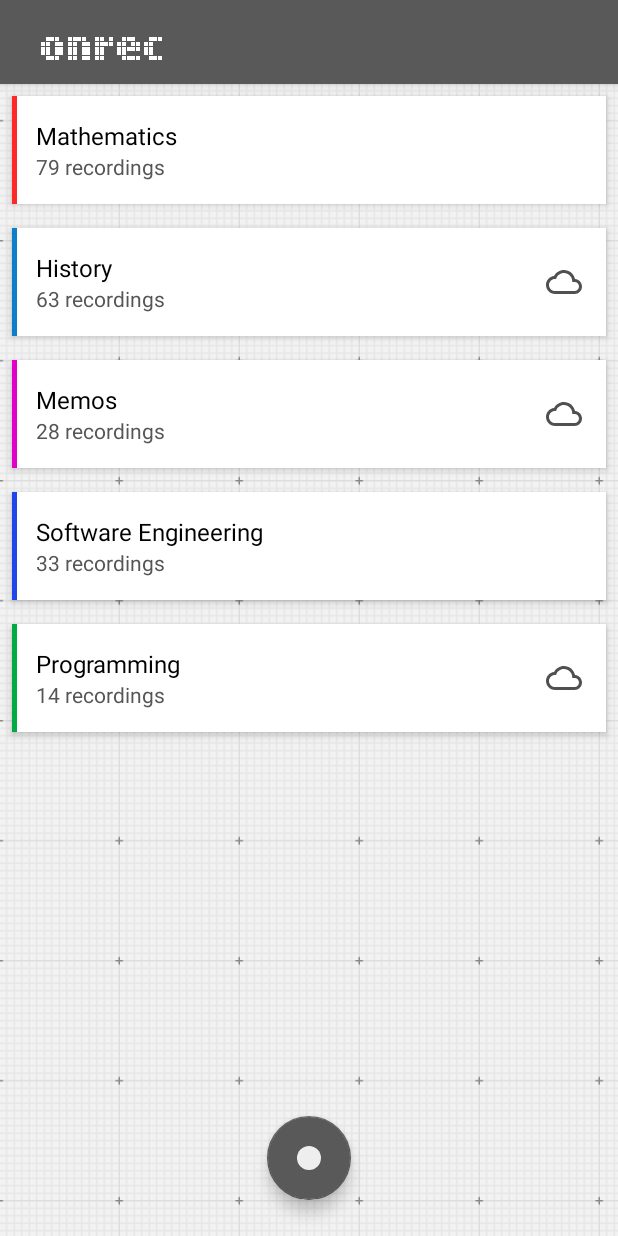
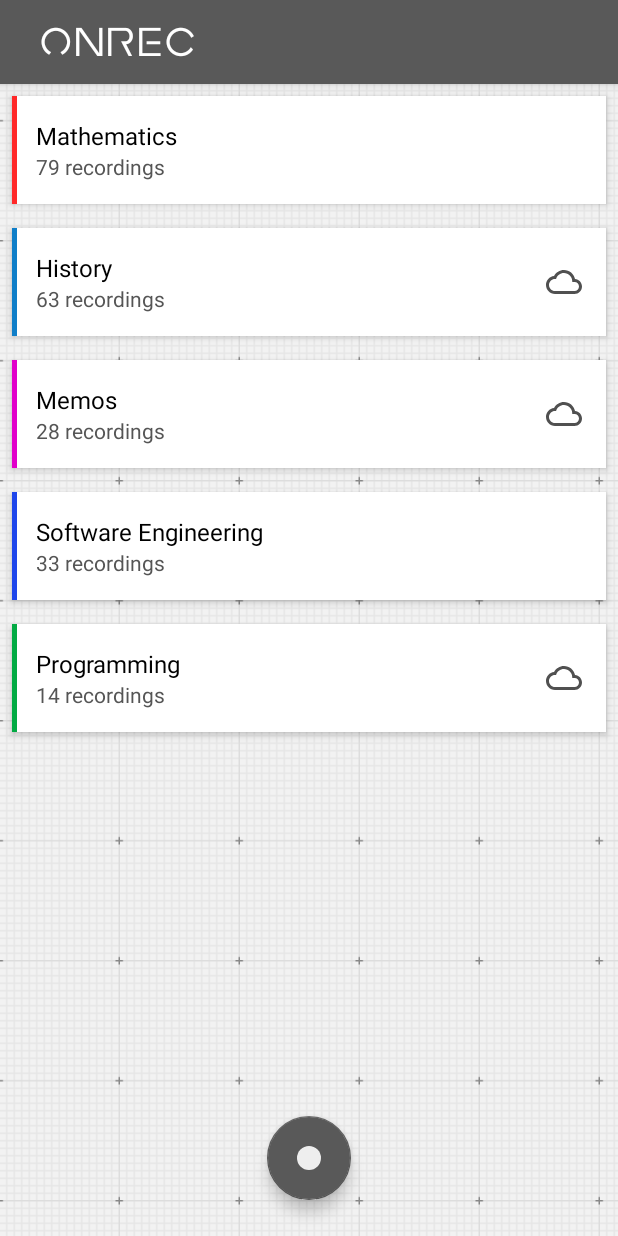
Before and after one commit to onVal/Capstone-Project, an Android app: the screen it shows after launch (MainActivity), on a phone screen of 412 x 824 dp. Run offline under Robolectric (Android 15) with nearby library versions, the phone set to English and light mode, and no system bars; our stand-ins replace ButterKnife.

Commit message:
Change custom font from pixel3.ttf to earthorbiter.ttf

```diff
--- a/app/src/main/res/layout/actionbar_title.xml
+++ b/app/src/main/res/layout/actionbar_title.xml
@@ -10,7 +10,7 @@
         android:textSize="30sp"
         android:maxLines="1"
         android:textColor="#fff"
-        android:fontFamily="@font/ll_pixel_3"
+        android:fontFamily="@font/earthorbiter"
         />
 
 </FrameLayout>
```
Also changed, not shown: app/src/main/res/font/earthorbiter.ttf (added), app/src/main/res/font/ll_pixel_3.ttf (deleted).
